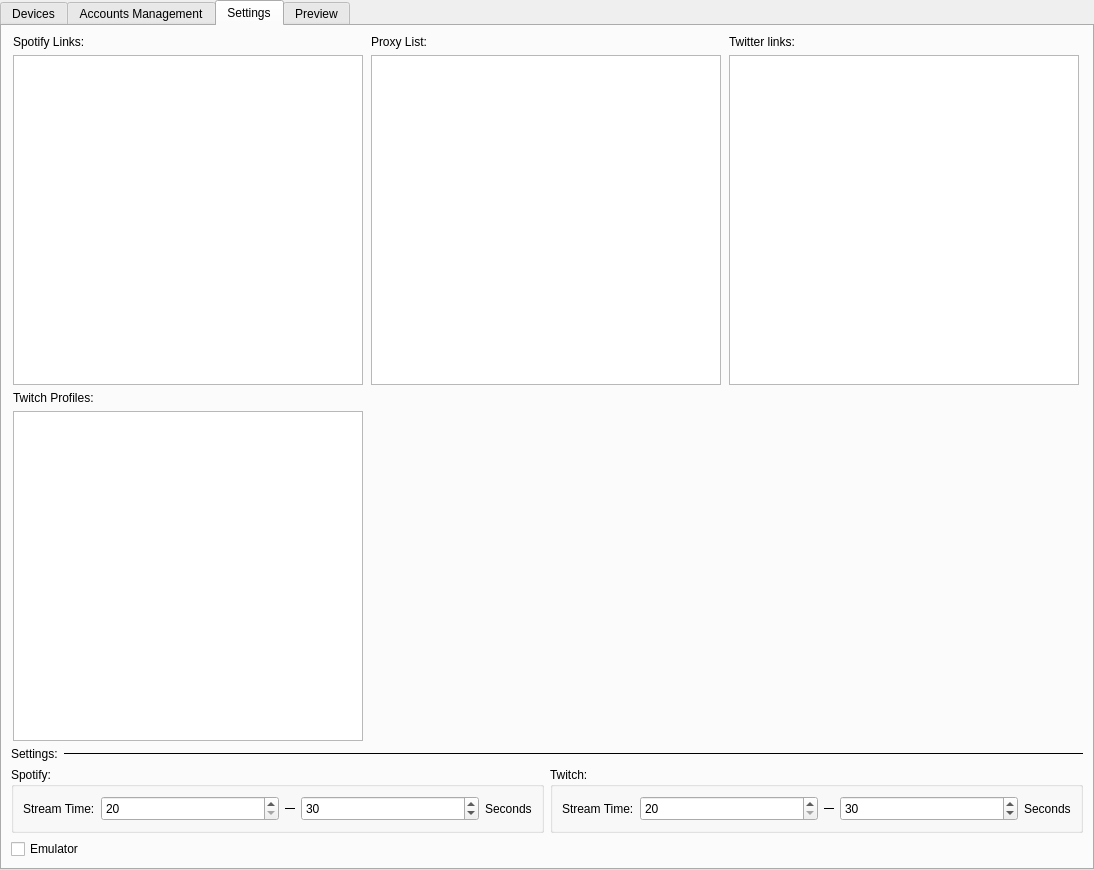
This is MainWindow.ui in dannywayn/twitch as Qt 5 draws it before an edit. The edited form follows.
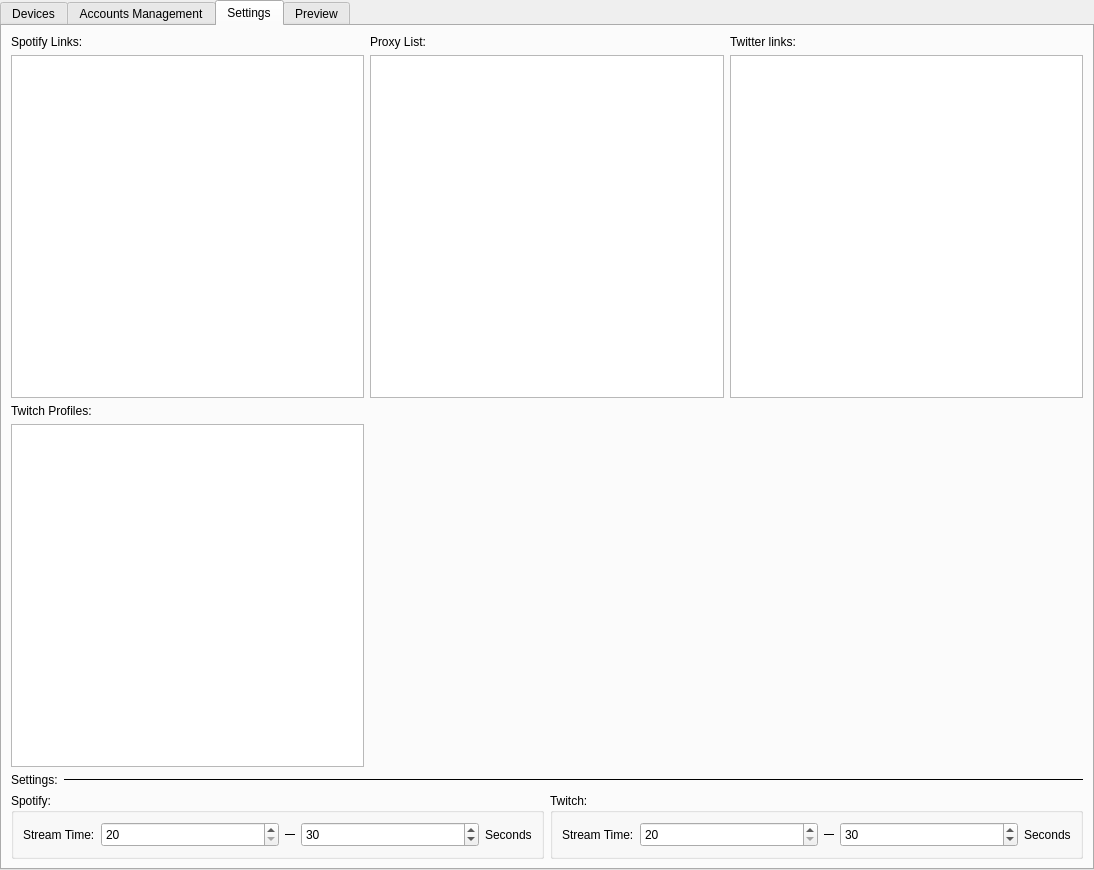
This is the edited form. The open tabs and pages were chosen to show the change.

What changed in the file:
```diff
--- a/MainWindow.ui
+++ b/MainWindow.ui
@@ -519,7 +519,7 @@
               </property>
               <property name="maximumSize">
                <size>
-                <width>350</width>
+                <width>16777215</width>
                 <height>16777215</height>
                </size>
               </property>
@@ -549,7 +549,7 @@
               </property>
               <property name="maximumSize">
                <size>
-                <width>350</width>
+                <width>16777215</width>
                 <height>16777215</height>
                </size>
               </property>
@@ -579,7 +579,7 @@
               </property>
               <property name="maximumSize">
                <size>
-                <width>350</width>
+                <width>16777215</width>
                 <height>16777215</height>
                </size>
               </property>
@@ -609,7 +609,7 @@
               </property>
               <property name="maximumSize">
                <size>
-                <width>350</width>
+                <width>16777215</width>
                 <height>16777215</height>
                </size>
               </property>
@@ -797,16 +797,6 @@
           </item>
          </layout>
         </item>
-        <item>
-         <widget class="QCheckBox" name="emu">
-          <property name="text">
-           <string>Emulator</string>
-          </property>
-          <property name="checked">
-           <bool>false</bool>
-          </property>
-         </widget>
-        </item>
        </layout>
       </widget>
       <widget class="QWidget" name="preview_tab">
```
